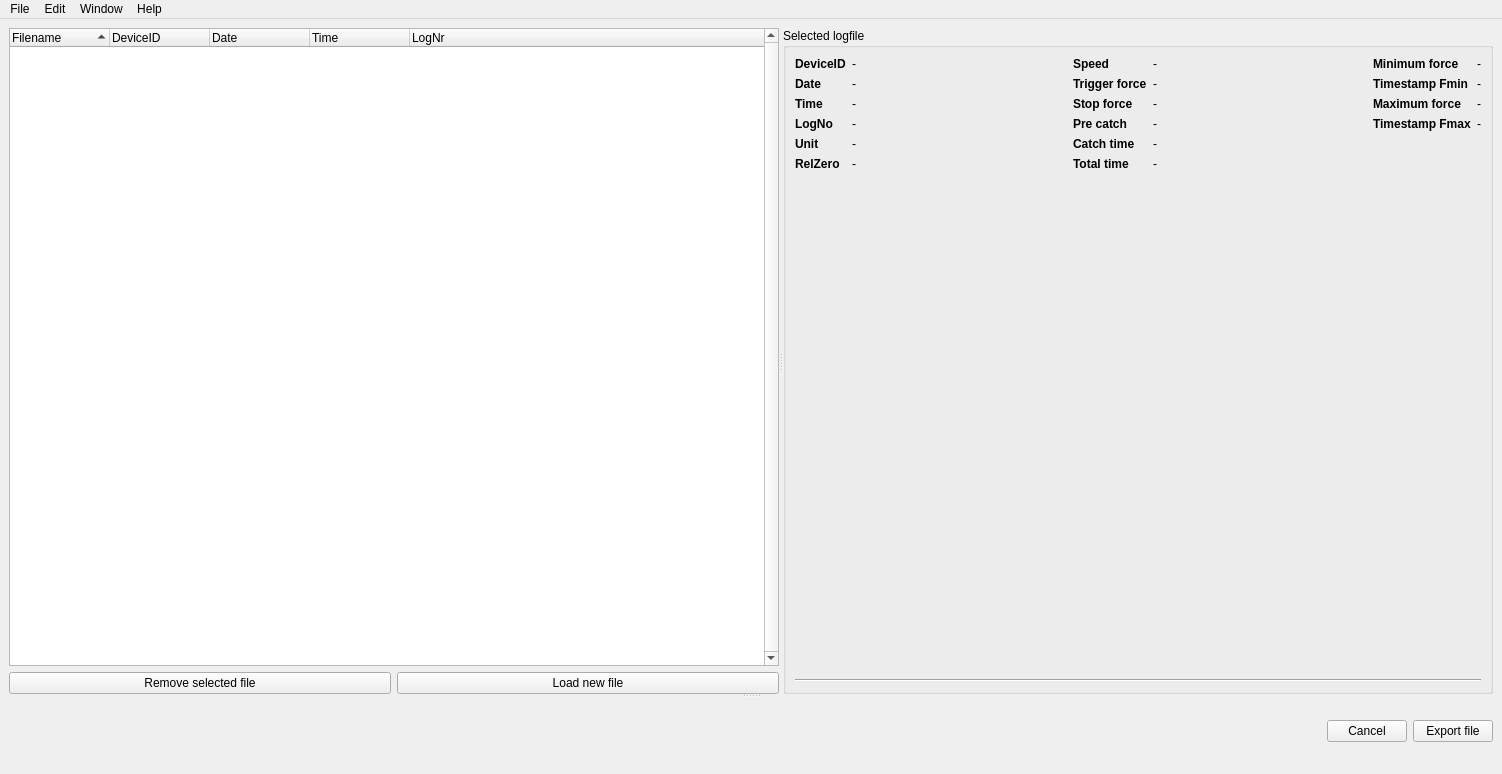
First picture: the form in src/logfile/logfileEditor.ui, repository linescaleGUI/linescaleGUI, before the edit.
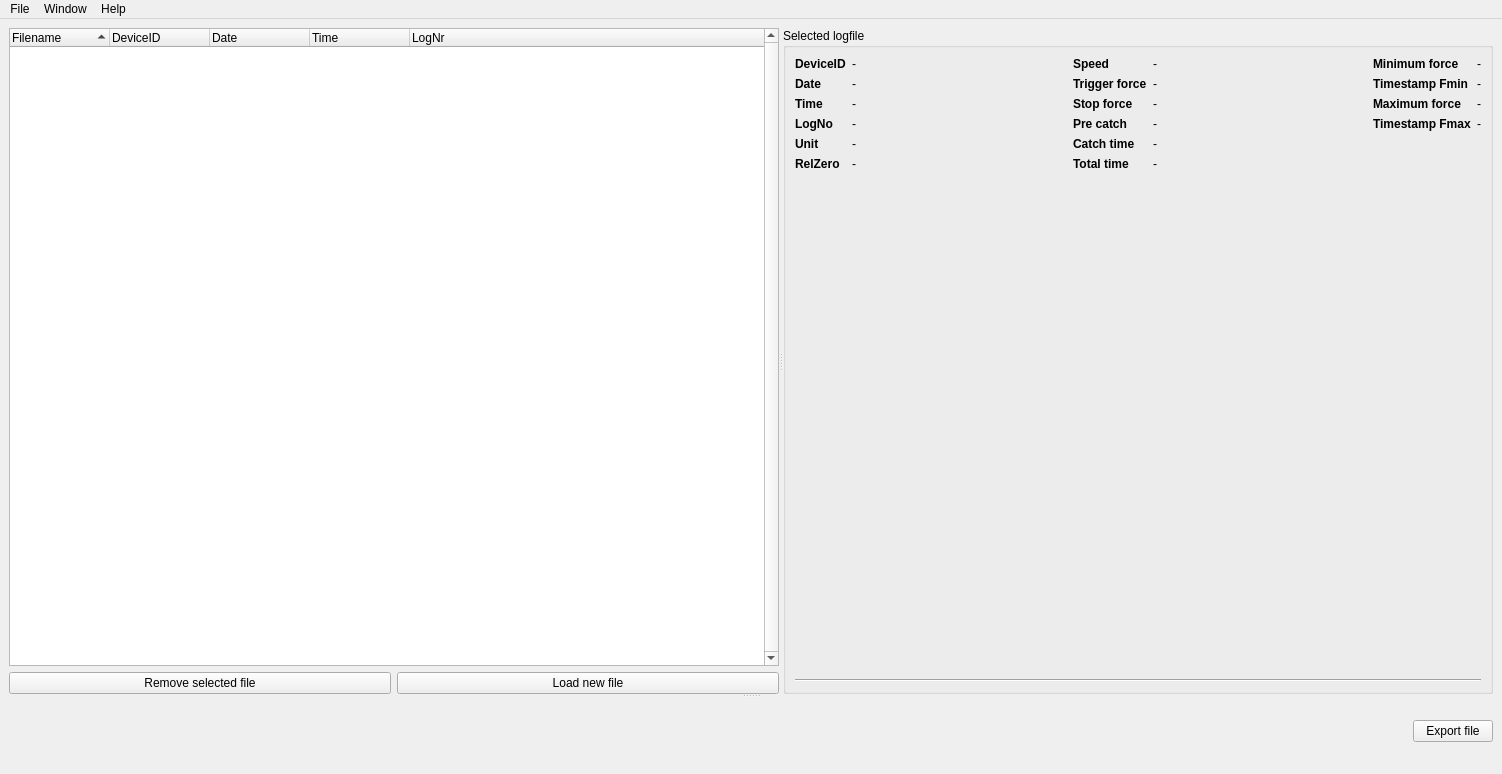
Second picture: the form after the edit. Icons and pictures are not drawn.

Commit message: Add logfiles to the treeWidget

The edit to the form file:
```diff
--- a/src/logfile/logfileEditor.ui
+++ b/src/logfile/logfileEditor.ui
@@ -596,13 +596,6 @@
             </property>
            </widget>
           </item>
-          <item>
-           <widget class="QPushButton" name="btnCancel">
-            <property name="text">
-             <string>Cancel</string>
-            </property>
-           </widget>
-          </item>
           <item>
            <widget class="QPushButton" name="btnExportFile">
             <property name="text">
@@ -631,12 +624,6 @@
     <property name="title">
      <string>File</string>
     </property>
-    <addaction name="actionExit_file_editor"/>
-   </widget>
-   <widget class="QMenu" name="menuEdit">
-    <property name="title">
-     <string>Edit</string>
-    </property>
     <addaction name="actionAdd_logfile_from_disk"/>
     <addaction name="actionRemove_all_files"/>
    </widget>
@@ -654,7 +641,6 @@
     <addaction name="actionSelectedLogfile"/>
    </widget>
    <addaction name="menuFile"/>
-   <addaction name="menuEdit"/>
    <addaction name="menuWindow"/>
    <addaction name="menuHelp"/>
   </widget>
```
Left out of the diff: 14 changed lines with no effect on the pictures. The commit also changes 4 other files.
